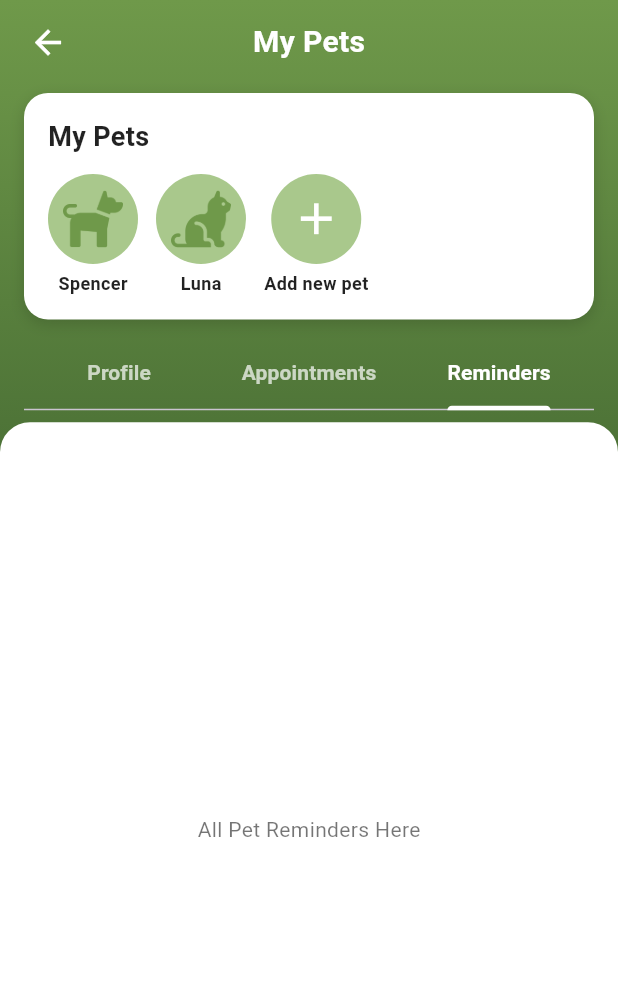
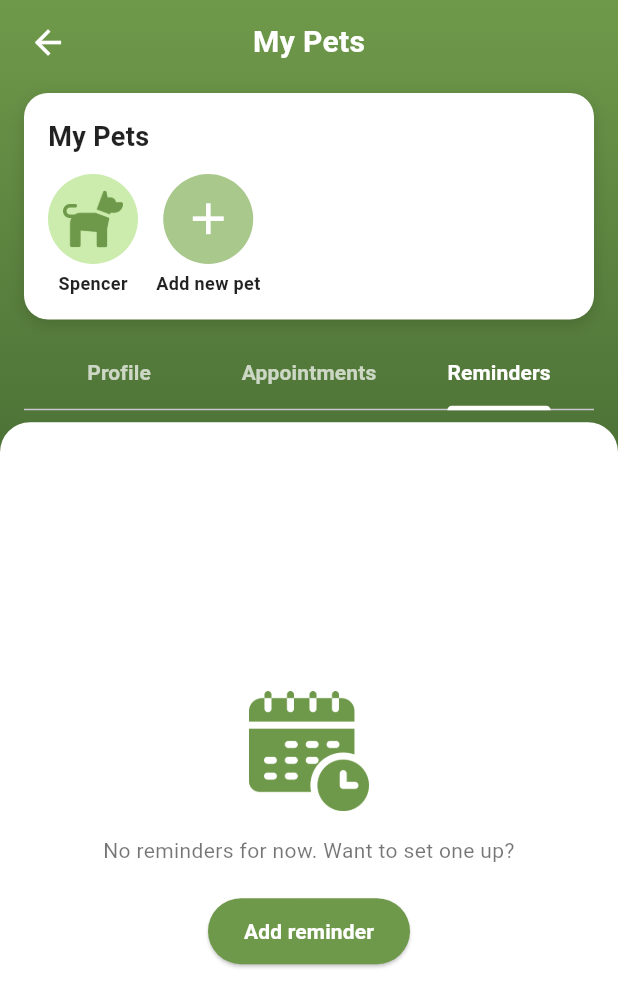
Before and after one commit to rknsaro/Furever-Healthy, a Flutter app: the AllPetsPage screen opened directly, tab 3 chosen, on a phone screen of 412 x 824 dp. Shown: the top 1007 px of the screen. Run offline on Flutter 3.47's test engine with Material 3 defaults, Android fonts, the phone set to English and light mode, and no system bars; our stand-ins replace cloud_firestore, file_picker, firebase_auth, firebase_core, flutter_dotenv, flutter_markdown and 3 more; missing offline and left inert: dart:html, flutter_facebook_auth, twitter_login; accounts and stored records are empty.

Commit message:
lil update

```diff
--- a/lib/my_pets/all_pets.dart
+++ b/lib/my_pets/all_pets.dart
@@ -103,8 +103,8 @@ class _AllPetsPageState extends State<AllPetsPage> with SingleTickerProviderStat
                         children: [
                           _PetCircle(name: 'Spencer', imagePath: 'assets/dog.png'),
                           const SizedBox(width: 12),
-                          _PetCircle(name: 'Luna', imagePath: 'assets/cat.png'),
-                          const SizedBox(width: 12),
+                          // _PetCircle(name: 'Luna', imagePath: 'assets/cat.png'),
+                          // const SizedBox(width: 12),
                           _AddCircle(
                             onTap: () => Navigator.push(
                               context,
@@ -155,24 +155,19 @@ class _AllPetsPageState extends State<AllPetsPage> with SingleTickerProviderStat
                   child: TabBarView(
                     controller: _tabController,
                     children: const [
+                      // Profile Tab
                       Center(
                         child: Text(
                           'All Pet Profiles List Here',
                           style: TextStyle(color: Colors.black54),
                         ),
                       ),
-                      Center(
-                        child: Text(
-                          'All Pet Appointments Here',
-                          style: TextStyle(color: Colors.black54),
-                        ),
-                      ),
-                      Center(
-                        child: Text(
-                          'All Pet Reminders Here',
-                          style: TextStyle(color: Colors.black54),
-                        ),
-                      ),
+
+                      // Appointments Tab (Updated)
+                      _AppointmentsTab(),
+
+                      // Reminders Tab (New)
+                      _RemindersTab(),
                     ],
                   ),
                 ),
@@ -180,6 +175,100 @@ class _AllPetsPageState extends State<AllPetsPage> with SingleTickerProviderStat
             ],
           ),
         ),
+      ),
+    );
+  }
+}
+
+// Appointments Tab UI
+class _AppointmentsTab extends StatelessWidget {
+  const _AppointmentsTab();
+
+  @override
+  Widget build(BuildContext context) {
+    return _EmptyStateWidget(
+      iconPath: 'assets/schedule.png',
+      message: 'No vet appointment scheduled yet.',
+      buttonText: 'Add appointment',
+      onPressed: () {
+        // Add appointment logic here
+      },
+    );
+  }
+}
+
+// Reminders Tab UI
+class _RemindersTab extends StatelessWidget {
+  const _RemindersTab();
+
+  @override
+  Widget build(BuildContext context) {
+    return _EmptyStateWidget(
+      iconPath: 'assets/schedule.png',
+      message: 'No reminders for now. Want to set one up?',
+      buttonText: 'Add reminder',
+      onPressed: () {
+        // Add reminder logic here
+      },
+    );
+  }
+}
+
+// Reusable empty state widget (for appointments & reminders)
+class _EmptyStateWidget extends StatelessWidget {
+  final String iconPath;
+  final String message;
+  final String buttonText;
+  final VoidCallback onPressed;
+
+  const _EmptyStateWidget({
+    required this.iconPath,
+    required this.message,
+    required this.buttonText,
+    required this.onPressed,
+  });
+
+  @override
+  Widget build(BuildContext context) {
+    return Center(
+      child: Column(
+        mainAxisAlignment: MainAxisAlignment.center,
+        children: [
+          Image.asset(
+            iconPath,
+            width: 80,
+            height: 80,
+            color: _mint,
+          ),
+          const SizedBox(height: 16),
+          Text(
+            message,
+            textAlign: TextAlign.center,
+            style: const TextStyle(
+              color: Colors.black54,
+              fontSize: 14,
+            ),
+          ),
+          const SizedBox(height: 20),
+          ElevatedButton(
+            onPressed: onPressed,
+            style: ElevatedButton.styleFrom(
+              backgroundColor: _mint,
+              shape: RoundedRectangleBorder(
+                borderRadius: BorderRadius.circular(30),
+              ),
+              padding: const EdgeInsets.symmetric(horizontal: 24, vertical: 12),
+            ),
+            child: Text(
+              buttonText,
+              style: const TextStyle(
+                fontSize: 14,
+                color: Colors.white,
+                fontWeight: FontWeight.w600,
+              ),
+            ),
+          ),
+        ],
       ),
     );
   }
@@ -201,7 +290,7 @@ class _PetCircle extends StatelessWidget {
           height: 60,
           decoration: const BoxDecoration(
             shape: BoxShape.circle,
-            color: Color(0xFFA9C88C),
+            color: Color(0xBFB9E591),
           ),
           child: Padding(
             padding: const EdgeInsets.all(10),
--- a/pubspec.yaml
+++ b/pubspec.yaml
@@ -96,6 +96,7 @@ flutter:
     - assets/medications.png
     - assets/settings.png
     - assets/upload.png
+    - assets/schedule.png
 
 
   # To add assets to your application, add an assets section, like this:
```
Also changed, not shown: assets/schedule.png (added).
